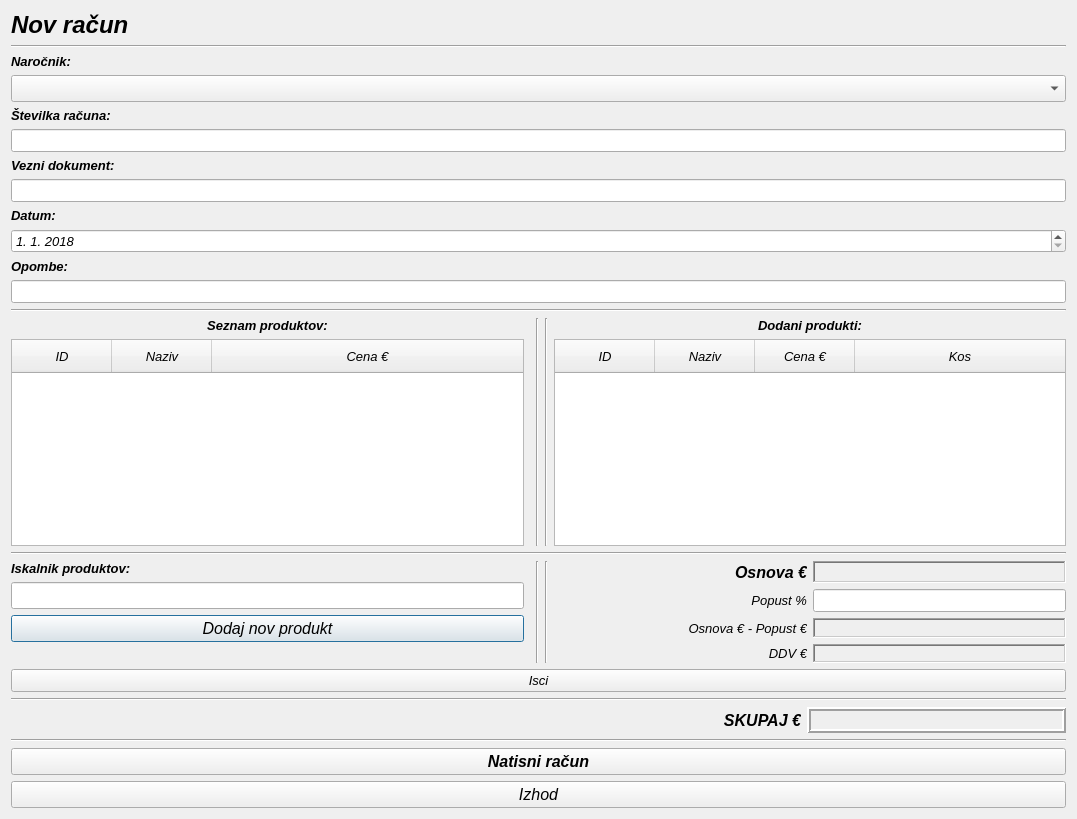
Before: the Qt Designer form novracun.ui in MaxMaxy/racun, drawn with Qt 5.
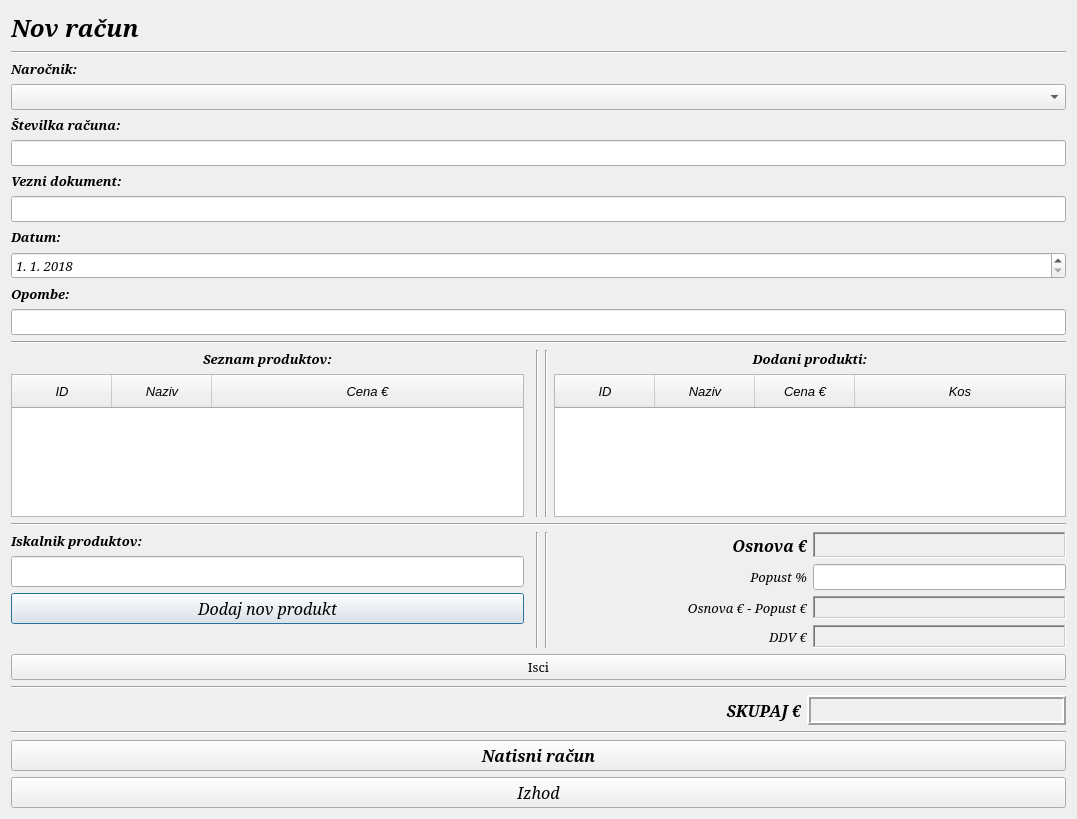
After: the same form once the commit is applied.

What changed in the file:
```diff
--- a/novracun.ui
+++ b/novracun.ui
@@ -12,9 +12,9 @@
   </property>
   <property name="font">
    <font>
-    <family>MS Sans Serif</family>
+    <family>Serif</family>
     <pointsize>10</pointsize>
-    <italic>true</italic>
+    <italic>false</italic>
    </font>
   </property>
   <property name="windowTitle">
@@ -47,7 +47,7 @@
                      </property>
                      <property name="font">
                       <font>
-                       <family>MS Sans Serif</family>
+                       <family>Serif</family>
                        <pointsize>18</pointsize>
                        <weight>75</weight>
                        <italic>true</italic>
@@ -63,7 +63,7 @@
                     <widget class="Line" name="line_2">
                      <property name="font">
                       <font>
-                       <family>MS Sans Serif</family>
+                       <family>Serif</family>
                        <italic>true</italic>
                       </font>
                      </property>
@@ -80,7 +80,7 @@
                     <widget class="QLabel" name="label_4">
                      <property name="font">
                       <font>
-                       <family>MS Sans Serif</family>
+                       <family>Serif</family>
                        <pointsize>10</pointsize>
                        <weight>75</weight>
                        <italic>true</italic>
@@ -99,8 +99,8 @@
                     <widget class="QComboBox" name="comboBox_narocnik">
                      <property name="font">
                       <font>
-                       <family>MS Sans Serif</family>
-                       <pointsize>12</pointsize>
+                       <family>Serif</family>
+                       <pointsize>10</pointsize>
                        <weight>50</weight>
                        <italic>true</italic>
                        <bold>false</bold>
@@ -116,7 +116,7 @@
                     <widget class="QLabel" name="label_3">
                      <property name="font">
                       <font>
-                       <family>MS Sans Serif</family>
+                       <family>Serif</family>
                        <pointsize>10</pointsize>
                        <weight>75</weight>
                        <italic>true</italic>
@@ -135,7 +135,7 @@
                     <widget class="QLineEdit" name="lineEdit_stRacuna">
                      <property name="font">
                       <font>
-                       <family>MS Sans Serif</family>
+                       <family>Serif</family>
                        <pointsize>10</pointsize>
                        <weight>50</weight>
                        <italic>true</italic>
@@ -152,7 +152,7 @@
                     <widget class="QLabel" name="label_7">
                      <property name="font">
                       <font>
-                       <family>MS Sans Serif</family>
+                       <family>Serif</family>
                        <pointsize>10</pointsize>
                        <weight>75</weight>
                        <italic>true</italic>
@@ -171,7 +171,7 @@
                     <widget class="QLineEdit" name="lineEdit_sklic">
                      <property name="font">
                       <font>
-                       <family>MS Sans Serif</family>
+                       <family>Serif</family>
                        <pointsize>10</pointsize>
                        <weight>50</weight>
                        <italic>true</italic>
@@ -188,7 +188,7 @@
                     <widget class="QLabel" name="label_2">
                      <property name="font">
                       <font>
-                       <family>MS Sans Serif</family>
+                       <family>Serif</family>
                        <pointsize>10</pointsize>
                        <weight>75</weight>
                        <italic>true</italic>
@@ -207,7 +207,7 @@
                     <widget class="QDateEdit" name="dateEdit">
                      <property name="font">
                       <font>
-                       <family>MS Sans Serif</family>
+                       <family>Serif</family>
                        <pointsize>10</pointsize>
                        <weight>50</weight>
                        <italic>true</italic>
@@ -234,7 +234,7 @@
                     <widget class="QLabel" name="label_13">
                      <property name="font">
                       <font>
-                       <family>MS Sans Serif</family>
+                       <family>Serif</family>
                        <pointsize>10</pointsize>
                        <weight>75</weight>
                        <italic>true</italic>
@@ -253,7 +253,7 @@
                     <widget class="QLineEdit" name="lineEdit">
                      <property name="font">
                       <font>
-                       <family>MS Sans Serif</family>
+                       <family>Serif</family>
                        <pointsize>10</pointsize>
                        <weight>50</weight>
                        <italic>true</italic>
@@ -268,6 +268,11 @@
                </item>
                <item>
                 <widget class="Line" name="line_5">
+                 <property name="font">
+                  <font>
+                   <family>Serif</family>
+                  </font>
+                 </property>
                  <property name="orientation">
                   <enum>Qt::Horizontal</enum>
                  </property>
@@ -283,7 +288,7 @@
                       <widget class="QLabel" name="label_5">
                        <property name="font">
                         <font>
-                         <family>MS Sans Serif</family>
+                         <family>Serif</family>
                          <pointsize>10</pointsize>
                          <weight>75</weight>
                          <italic>true</italic>
@@ -311,10 +316,10 @@
                        </property>
                        <property name="font">
                         <font>
-                         <family>MS Sans Serif</family>
+                         <family>Serif</family>
                          <pointsize>10</pointsize>
                          <weight>50</weight>
-                         <italic>true</italic>
+                         <italic>false</italic>
                          <bold>false</bold>
                         </font>
                        </property>
@@ -385,6 +390,11 @@
                    </item>
                    <item>
                     <widget class="Line" name="line_9">
+                     <property name="font">
+                      <font>
+                       <family>Serif</family>
+                      </font>
+                     </property>
                      <property name="orientation">
                       <enum>Qt::Vertical</enum>
                      </property>
@@ -392,6 +402,11 @@
                    </item>
                    <item>
                     <widget class="Line" name="line_10">
+                     <property name="font">
+                      <font>
+                       <family>Serif</family>
+                      </font>
+                     </property>
                      <property name="orientation">
                       <enum>Qt::Vertical</enum>
                      </property>
@@ -403,7 +418,7 @@
                       <widget class="QLabel" name="label_6">
                        <property name="font">
                         <font>
-                         <family>MS Sans Serif</family>
+                         <family>Serif</family>
                          <pointsize>10</pointsize>
                          <weight>75</weight>
                          <italic>true</italic>
@@ -431,10 +446,10 @@
                        </property>
                        <property name="font">
                         <font>
-                         <family>MS Sans Serif</family>
+                         <family>Serif</family>
                          <pointsize>10</pointsize>
                          <weight>50</weight>
-                         <italic>true</italic>
+                         <italic>false</italic>
                          <bold>false</bold>
                         </font>
                        </property>
@@ -515,7 +530,7 @@
               <widget class="Line" name="line_4">
                <property name="font">
                 <font>
-                 <family>MS Sans Serif</family>
+                 <family>Serif</family>
                  <italic>true</italic>
                 </font>
                </property>
@@ -540,7 +555,7 @@
                      </property>
                      <property name="font">
                       <font>
-                       <family>MS Sans Serif</family>
+                       <family>Serif</family>
                        <pointsize>10</pointsize>
                        <weight>75</weight>
                        <italic>true</italic>
@@ -565,7 +580,7 @@
                      </property>
                      <property name="font">
                       <font>
-                       <family>MS Sans Serif</family>
+                       <family>Serif</family>
                        <pointsize>12</pointsize>
                        <weight>50</weight>
                        <italic>true</italic>
@@ -594,7 +609,7 @@
                      </property>
                      <property name="font">
                       <font>
-                       <family>MS Sans Serif</family>
+                       <family>Serif</family>
                        <pointsize>12</pointsize>
                        <weight>50</weight>
                        <italic>true</italic>
@@ -608,6 +623,11 @@
                    </item>
                    <item>
                     <widget class="QLabel" name="label_17">
+                     <property name="font">
+                      <font>
+                       <family>Serif</family>
+                      </font>
+                     </property>
                      <property name="text">
                       <string/>
                      </property>
@@ -626,6 +646,11 @@
                </item>
                <item>
                 <widget class="Line" name="line_8">
+                 <property name="font">
+                  <font>
+                   <family>Serif</family>
+                  </font>
+                 </property>
                  <property name="orientation">
                   <enum>Qt::Vertical</enum>
                  </property>
@@ -633,6 +658,11 @@
                </item>
                <item>
                 <widget class="Line" name="line_11">
+                 <property name="font">
+                  <font>
+                   <family>Serif</family>
+                  </font>
+                 </property>
                  <property name="orientation">
                   <enum>Qt::Vertical</enum>
                  </property>
@@ -652,7 +682,7 @@
                      </property>
                      <property name="font">
                       <font>
-                       <family>MS Sans Serif</family>
+                       <family>Serif</family>
                        <pointsize>12</pointsize>
                        <weight>75</weight>
                        <italic>true</italic>
@@ -677,7 +707,7 @@
                      </property>
                      <property name="font">
                       <font>
-                       <family>MS Sans Serif</family>
+                       <family>Serif</family>
                        <pointsize>12</pointsize>
                        <weight>75</weight>
                        <italic>true</italic>
@@ -712,7 +742,7 @@
                      </property>
                      <property name="font">
                       <font>
-                       <family>MS Sans Serif</family>
+                       <family>Serif</family>
                        <pointsize>10</pointsize>
                        <weight>50</weight>
                        <italic>true</italic>
@@ -740,7 +770,7 @@
                      </property>
                      <property name="font">
                       <font>
-                       <family>MS Sans Serif</family>
+                       <family>Serif</family>
                        <pointsize>10</pointsize>
                        <weight>50</weight>
                        <italic>true</italic>
@@ -766,7 +796,7 @@
                      </property>
                      <property name="font">
                       <font>
-                       <family>MS Sans Serif</family>
+                       <family>Serif</family>
                        <pointsize>10</pointsize>
                        <weight>50</weight>
                        <italic>true</italic>
@@ -791,7 +821,7 @@
                      </property>
                      <property name="font">
                       <font>
-                       <family>MS Sans Serif</family>
+                       <family>Serif</family>
                        <pointsize>10</pointsize>
                        <weight>50</weight>
                        <italic>true</italic>
@@ -826,7 +856,7 @@
                      </property>
                      <property name="font">
                       <font>
-                       <family>MS Sans Serif</family>
+                       <family>Serif</family>
                        <pointsize>10</pointsize>
                        <weight>50</weight>
                        <italic>true</italic>
@@ -851,7 +881,7 @@
                      </property>
                      <property name="font">
                       <font>
-                       <family>MS Sans Serif</family>
+                       <family>Serif</family>
                        <pointsize>10</pointsize>
                        <weight>50</weight>
                        <italic>true</italic>
@@ -880,6 +910,11 @@
              </item>
              <item>
               <widget class="QPushButton" name="pushButton_isci">
+               <property name="font">
+                <font>
+                 <family>Serif</family>
+                </font>
+               </property>
                <property name="text">
                 <string>Isci</string>
                </property>
@@ -889,6 +924,11 @@
            </item>
            <item>
             <widget class="Line" name="line_6">
+             <property name="font">
+              <font>
+               <family>Serif</family>
+              </font>
+             </property>
              <property name="orientation">
               <enum>Qt::Horizontal</enum>
              </property>
@@ -904,6 +944,11 @@
                  <verstretch>0</verstretch>
                 </sizepolicy>
                </property>
+               <property name="font">
+                <font>
+                 <family>Serif</family>
+                </font>
+               </property>
                <property name="text">
                 <string/>
                </property>
@@ -921,7 +966,7 @@
                  </property>
                  <property name="font">
                   <font>
-                   <family>MS Sans Serif</family>
+                   <family>Serif</family>
                    <pointsize>12</pointsize>
                    <weight>75</weight>
                    <italic>true</italic>
@@ -949,7 +994,7 @@
                  </property>
                  <property name="font">
                   <font>
-                   <family>MS Sans Serif</family>
+                   <family>Serif</family>
                    <pointsize>12</pointsize>
                    <weight>75</weight>
                    <italic>true</italic>
@@ -989,7 +1034,7 @@
           <widget class="Line" name="line">
            <property name="font">
             <font>
-             <family>MS Sans Serif</family>
+             <family>Serif</family>
              <italic>true</italic>
             </font>
            </property>
@@ -1004,7 +1049,7 @@
         <widget class="QPushButton" name="pushButton_natisniRacun">
          <property name="font">
           <font>
-           <family>MS Sans Serif</family>
+           <family>Serif</family>
            <pointsize>12</pointsize>
            <weight>75</weight>
            <italic>true</italic>
@@ -1030,7 +1075,7 @@
          </property>
          <property name="font">
           <font>
-           <family>MS Sans Serif</family>
+           <family>Serif</family>
            <pointsize>12</pointsize>
            <italic>true</italic>
           </font>
```
Left out of the diff: 7 changed lines with no effect on the pictures.
